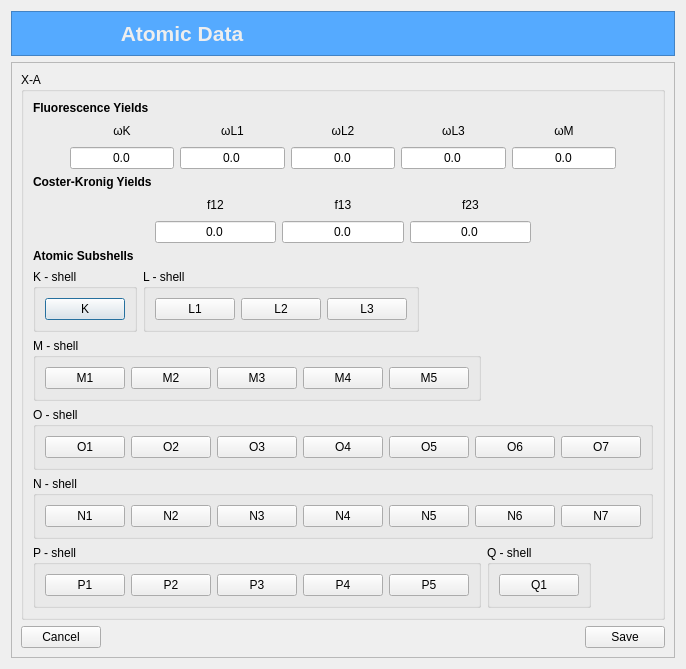
First picture: the form in UI/DEC/atomicdatadialog.ui, repository ziemastz/DES_v2, before the edit.
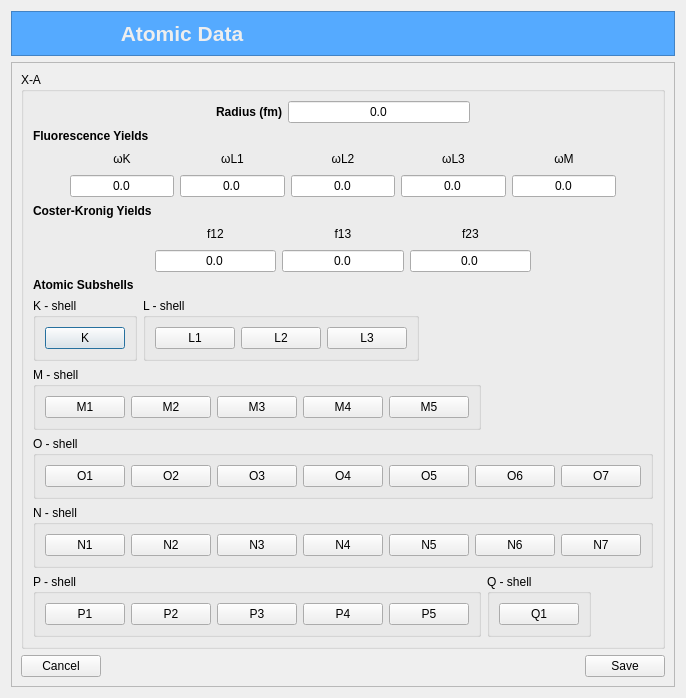
Second picture: the form after the edit. Icons and pictures are not drawn.

```diff
--- a/UI/DEC/atomicdatadialog.ui
+++ b/UI/DEC/atomicdatadialog.ui
@@ -7,7 +7,7 @@
     <x>0</x>
     <y>0</y>
     <width>641</width>
-    <height>668</height>
+    <height>698</height>
    </rect>
   </property>
   <property name="windowTitle">
@@ -87,6 +87,61 @@
          <string>X-A</string>
         </property>
         <layout class="QVBoxLayout" name="verticalLayout">
+         <item>
+          <layout class="QHBoxLayout" name="horizontalLayout_2">
+           <item>
+            <spacer name="horizontalSpacer_4">
+             <property name="orientation">
+              <enum>Qt::Horizontal</enum>
+             </property>
+             <property name="sizeHint" stdset="0">
+              <size>
+               <width>40</width>
+               <height>20</height>
+              </size>
+             </property>
+            </spacer>
+           </item>
+           <item>
+            <widget class="QLabel" name="label_38">
+             <property name="font">
+              <font>
+               <bold>true</bold>
+              </font>
+             </property>
+             <property name="text">
+              <string>Radius (fm)</string>
+             </property>
+             <property name="alignment">
+              <set>Qt::AlignRight|Qt::AlignTrailing|Qt::AlignVCenter</set>
+             </property>
+            </widget>
+           </item>
+           <item>
+            <widget class="QLineEdit" name="lineEdit_wK_2">
+             <property name="text">
+              <string>0.0</string>
+             </property>
+             <property name="alignment">
+              <set>Qt::AlignCenter</set>
+             </property>
+            </widget>
+           </item>
+           <item>
+            <spacer name="horizontalSpacer_3">
+             <property name="orientation">
+              <enum>Qt::Horizontal</enum>
+             </property>
+             <property name="sizeHint" stdset="0">
+              <size>
+               <width>40</width>
+               <height>20</height>
+              </size>
+             </property>
+            </spacer>
+           </item>
+          </layout>
+         </item>
          <item>
           <widget class="QLabel" name="label_29">
            <property name="font">
```
